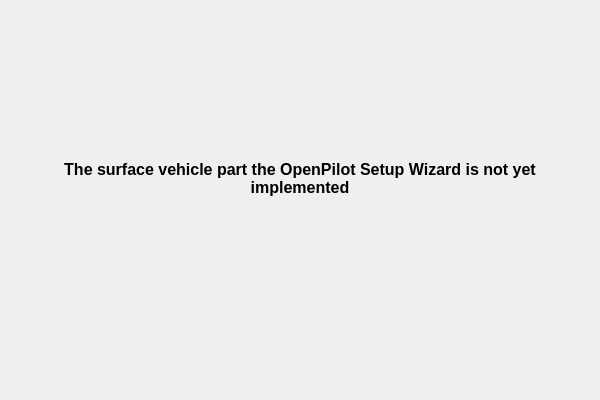
The window that ground/openpilotgcs/src/plugins/setupwizard/pages/surfacepage.ui (openpilot/OpenPilot) describes before a commit, drawn with Qt 5.
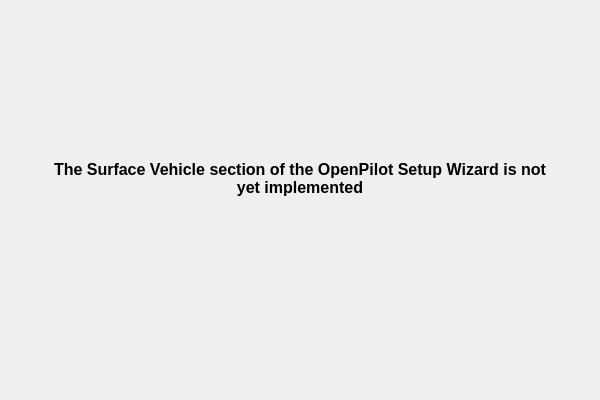
The same window after the commit.

```diff
--- a/ground/openpilotgcs/src/plugins/setupwizard/pages/surfacepage.ui
+++ b/ground/openpilotgcs/src/plugins/setupwizard/pages/surfacepage.ui
@@ -27,7 +27,7 @@
 &lt;html&gt;&lt;head&gt;&lt;meta name=&quot;qrichtext&quot; content=&quot;1&quot; /&gt;&lt;style type=&quot;text/css&quot;&gt;
 p, li { white-space: pre-wrap; }
 &lt;/style&gt;&lt;/head&gt;&lt;body style=&quot; font-family:'MS Shell Dlg 2'; font-size:8.25pt; font-weight:400; font-style:normal;&quot;&gt;
-&lt;p style=&quot; margin-top:0px; margin-bottom:0px; margin-left:0px; margin-right:0px; -qt-block-indent:0; text-indent:0px;&quot;&gt;&lt;span style=&quot; font-size:12pt; font-weight:600;&quot;&gt;The surface vehicle part the OpenPilot Setup Wizard is not yet implemented&lt;/span&gt;&lt;/p&gt;
+&lt;p style=&quot; margin-top:0px; margin-bottom:0px; margin-left:0px; margin-right:0px; -qt-block-indent:0; text-indent:0px;&quot;&gt;&lt;span style=&quot; font-size:12pt; font-weight:600;&quot;&gt;The Surface Vehicle section of the OpenPilot Setup Wizard is not yet implemented&lt;/span&gt;&lt;/p&gt;
 &lt;p style=&quot;-qt-paragraph-type:empty; margin-top:0px; margin-bottom:0px; margin-left:0px; margin-right:0px; -qt-block-indent:0; text-indent:0px; font-size:8pt;&quot;&gt;&lt;/p&gt;&lt;/body&gt;&lt;/html&gt;</string>
    </property>
    <property name="alignment">
```
